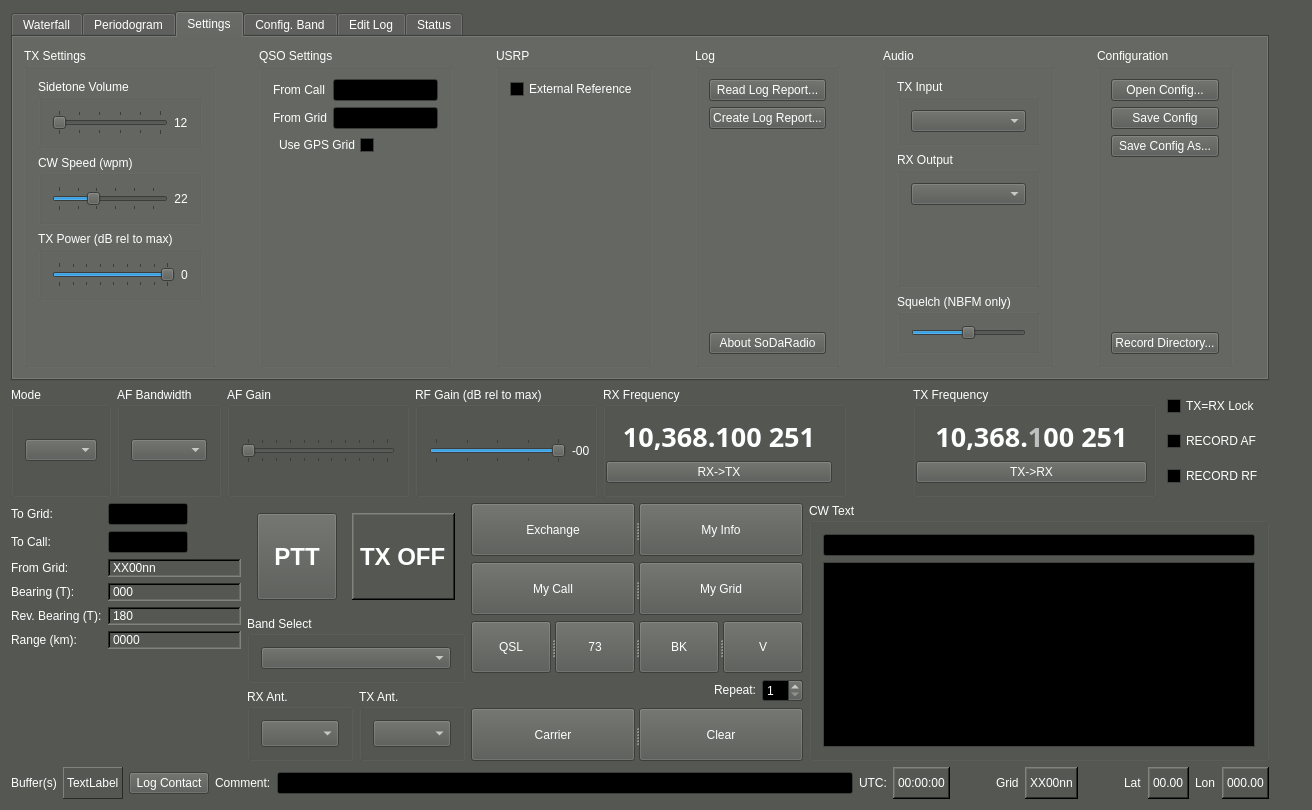
Above: qtgui/mainwindow.ui from kb1vc/SoDaRadio before the change. Below: the same form after it.
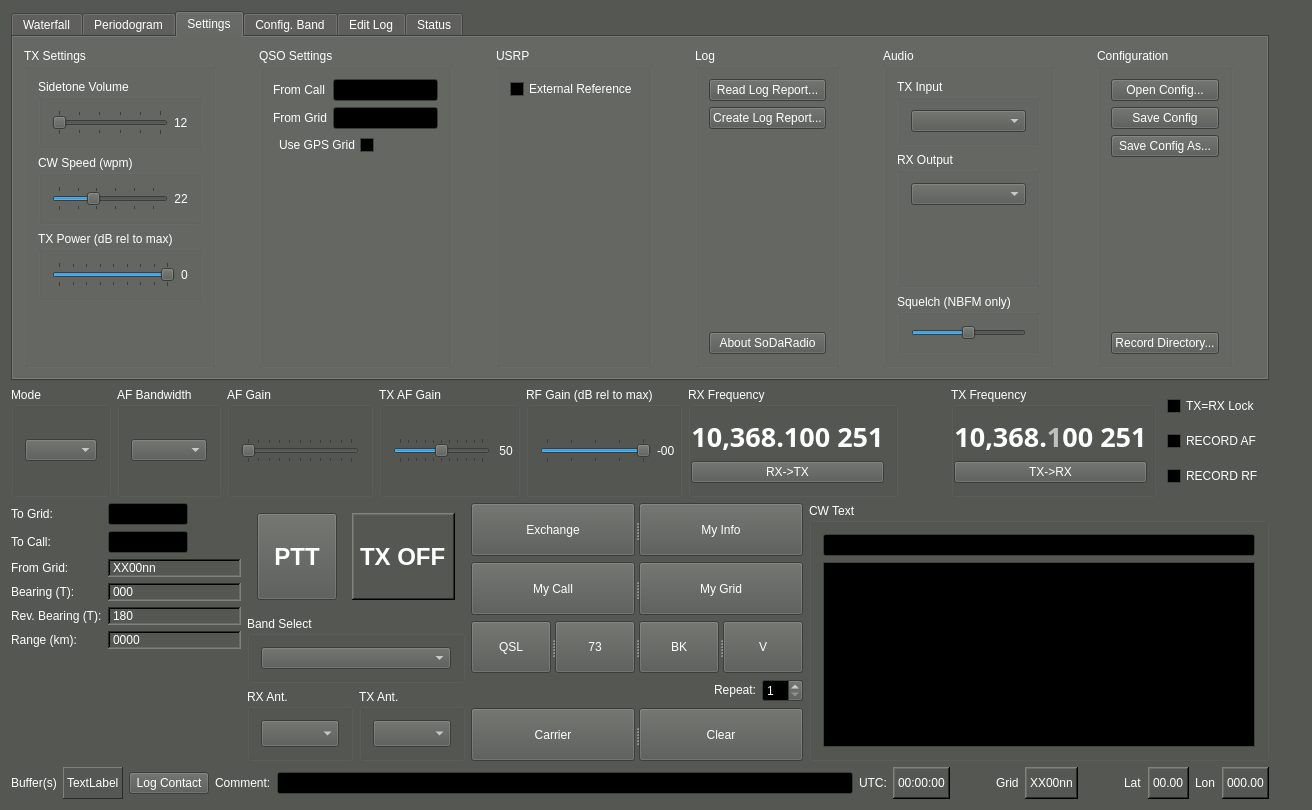
That is the form after the change. Icons and pictures are not drawn. Custom widgets are drawn as their Qt base class.

Commit message: Fix USB/SSB TX audio: QIODevice not opened, bytes/samples mismatch, af_gain

What changed in the file:
```diff
--- a/qtgui/mainwindow.ui
+++ b/qtgui/mainwindow.ui
@@ -2419,7 +2419,7 @@
      </widget>
     </item>
     <item>
-     <layout class="QHBoxLayout" name="Controls_box" stretch="0,0,3,3,4,1,4,1">
+     <layout class="QHBoxLayout" name="Controls_box" stretch="0,0,3,3,3,4,1,4,1">
       <item>
        <widget class="QGroupBox" name="Mode_box">
         <property name="title">
@@ -2492,6 +2492,50 @@
         </layout>
        </widget>
       </item>
+      <item>
+       <widget class="QGroupBox" name="TXAFGain_box">
+        <property name="title">
+         <string>TX AF Gain</string>
+        </property>
+        <layout class="QHBoxLayout" name="horizontalLayout_txafgain">
+         <property name="rightMargin">
+          <number>4</number>
+         </property>
+         <item>
+          <widget class="QSlider" name="TXAFGain_slide">
+           <property name="toolTip">
+            <string>TX Audio Gain (50=unity, above boosts, below cuts)</string>
+           </property>
+           <property name="minimum">
+            <number>0</number>
+           </property>
+           <property name="maximum">
+            <number>100</number>
+           </property>
+           <property name="value">
+            <number>50</number>
+           </property>
+           <property name="orientation">
+            <enum>Qt::Orientation::Horizontal</enum>
+           </property>
+           <property name="tickPosition">
+            <enum>QSlider::TickPosition::TicksBothSides</enum>
+           </property>
+           <property name="tickInterval">
+            <number>10</number>
+           </property>
+          </widget>
+         </item>
+         <item>
+          <widget class="QLabel" name="TXAFGain_lbl">
+           <property name="text">
+            <string> 50</string>
+           </property>
+          </widget>
+         </item>
+        </layout>
+       </widget>
+      </item>
       <item>
        <widget class="QGroupBox" name="RFG_box">
         <property name="title">
```
The commit also changes 8 other files.
